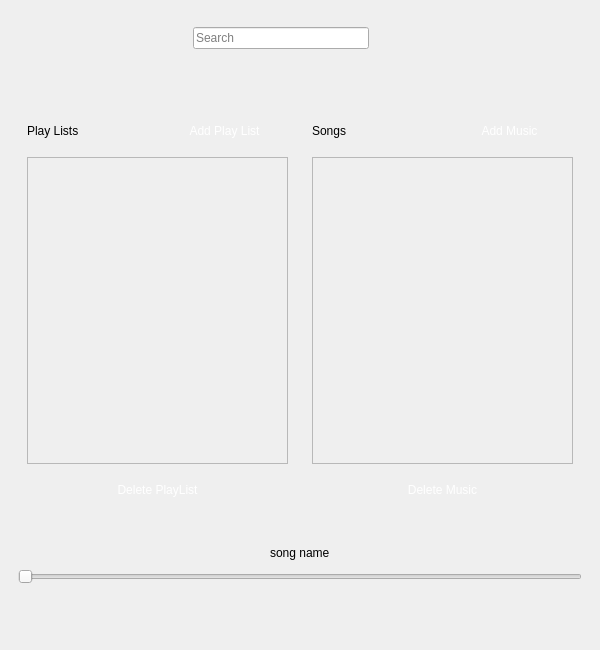
Old version of the form MusicPlayer/MusicPlayer.ui in the repository Amirrezach1383/MusicPlayer.
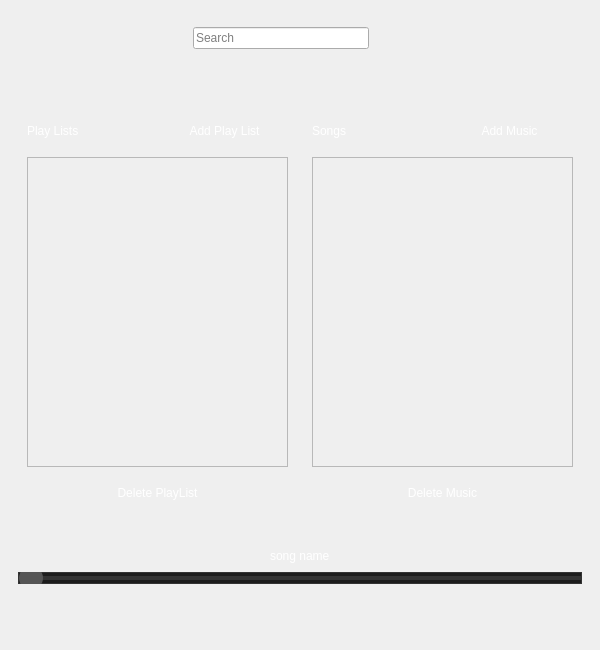
New version of the form. Icons and pictures are not drawn.

```diff
--- a/MusicPlayer/MusicPlayer.ui
+++ b/MusicPlayer/MusicPlayer.ui
@@ -37,6 +37,15 @@
 QPushButton:checked {
 	background-color: rgb(51, 51, 51);
 	font: 700 9pt &quot;Playwrite DE Grund&quot;;
+}
+QLabel {
+	text-align : center;
+	background : transparent; 
+	border-radius : 5 px;
+	font: 9pt &quot;Playwrite DE Grund&quot;;
+	color: rgb(255, 255, 255);
+	height : 40 px;
+	border-radius:5px;
 }</string>
   </property>
   <widget class="QWidget" name="centralwidget">
@@ -159,7 +168,7 @@
                  <x>0</x>
                  <y>0</y>
                  <width>271</width>
-                 <height>336</height>
+                 <height>331</height>
                 </rect>
                </property>
                <layout class="QVBoxLayout" name="verticalLayout_7">
@@ -236,7 +245,7 @@
                  <x>0</x>
                  <y>0</y>
                  <width>271</width>
-                 <height>336</height>
+                 <height>331</height>
                 </rect>
                </property>
                <layout class="QVBoxLayout" name="verticalLayout_8">
@@ -324,6 +333,39 @@
        </item>
        <item>
         <widget class="QSlider" name="horizontalSlider">
+         <property name="styleSheet">
+          <string notr="true">QSlider {
+    background: #1C1C1C;
+    border: 1px solid #333;
+    height: 10px;
+}
+
+QSlider::groove:horizontal {
+    background: #333;
+    height: 4px;
+}
+
+QSlider::handle {
+    background: #555; /* Dark gray handle */
+    width: 24px; /* Increased width for circular shape */
+    height: 24px; /* Height matches width for a circle */
+    margin: -10px 0; /* Centering the handle on the track */
+    border-radius: 12px; /* Rounded handle for a circle */
+}
+
+QSlider::handle:hover {
+    background: #CCCCCC; /* Light gray on hover */
+}
+
+QSlider:disabled {
+    background: #2A2A2A;
+}
+
+QSlider::handle:disabled {
+    background: #777;
+}
+</string>
+         </property>
          <property name="orientation">
           <enum>Qt::Orientation::Horizontal</enum>
          </property>
```
Left out of the diff: 22 changed lines with no effect on the pictures.
